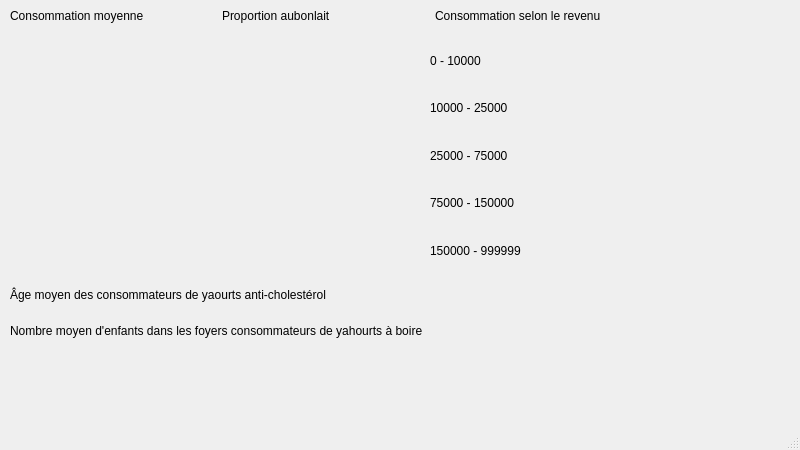
Above: dialogstatistique.ui from Dragorane/sondihm before the change. Below: the same form after it.
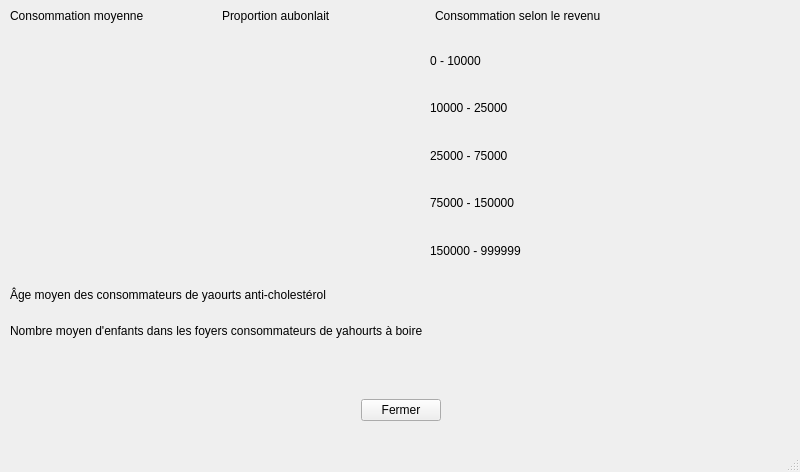
That is the form after the change.

Commit message: ajout de lien sur les boutons

What changed in the file:
```diff
--- a/dialogstatistique.ui
+++ b/dialogstatistique.ui
@@ -7,7 +7,7 @@
     <x>0</x>
     <y>0</y>
     <width>800</width>
-    <height>450</height>
+    <height>472</height>
    </rect>
   </property>
   <property name="windowTitle">
@@ -350,6 +350,51 @@
      </item>
     </layout>
    </widget>
+   <widget class="QWidget" name="horizontalLayoutWidget_2">
+    <property name="geometry">
+     <rect>
+      <x>10</x>
+      <y>390</y>
+      <width>781</width>
+      <height>41</height>
+     </rect>
+    </property>
+    <layout class="QHBoxLayout" name="horizontalLayout_2">
+     <item>
+      <spacer name="horizontalSpacer">
+       <property name="orientation">
+        <enum>Qt::Horizontal</enum>
+       </property>
+       <property name="sizeHint" stdset="0">
+        <size>
+         <width>40</width>
+         <height>20</height>
+        </size>
+       </property>
+      </spacer>
+     </item>
+     <item>
+      <widget class="QPushButton" name="closeButton">
+       <property name="text">
+        <string>Fermer</string>
+       </property>
+      </widget>
+     </item>
+     <item>
+      <spacer name="horizontalSpacer_2">
+       <property name="orientation">
+        <enum>Qt::Horizontal</enum>
+       </property>
+       <property name="sizeHint" stdset="0">
+        <size>
+         <width>40</width>
+         <height>20</height>
+        </size>
+       </property>
+      </spacer>
+     </item>
+    </layout>
+   </widget>
   </widget>
   <widget class="QStatusBar" name="statusbar"/>
   <widget class="QMenuBar" name="menubar">
```
Left out of the diff: 23 changed lines with no effect on the pictures. The commit also changes 1 other file.
